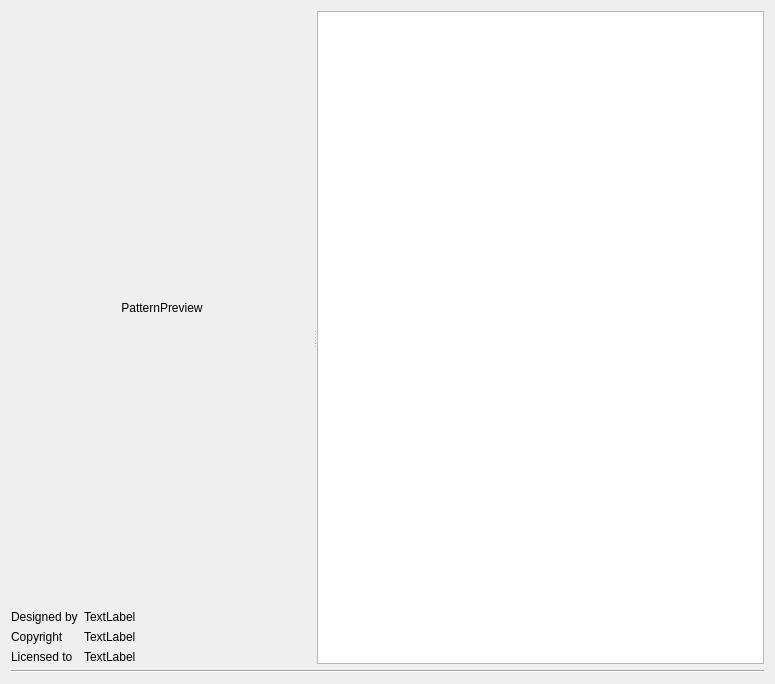
Before: the Qt Designer form ui/ViewerTab.ui in KDE/pvfviewer, drawn with Qt 5.
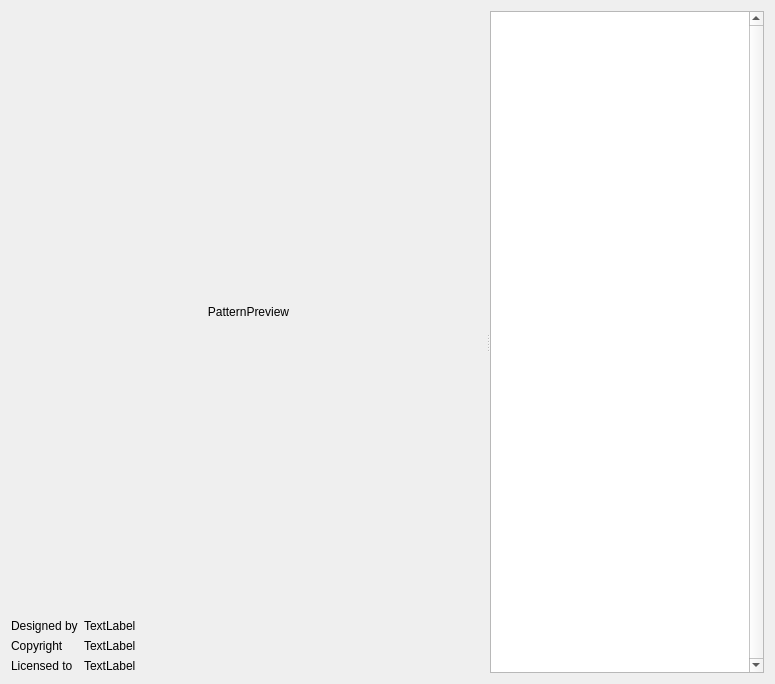
After: the same form once the commit is applied.

```diff
--- a/ui/ViewerTab.ui
+++ b/ui/ViewerTab.ui
@@ -13,13 +13,13 @@
   <property name="windowTitle">
    <string>Form</string>
   </property>
-  <layout class="QVBoxLayout" name="verticalLayout_2">
+  <layout class="QHBoxLayout" name="horizontalLayout">
    <item>
     <widget class="QSplitter" name="splitter">
      <property name="orientation">
       <enum>Qt::Horizontal</enum>
      </property>
-     <widget class="QWidget" name="">
+     <widget class="QWidget" name="layoutWidget">
       <layout class="QVBoxLayout" name="verticalLayout">
        <item>
         <widget class="QLabel" name="PatternPreview">
@@ -131,19 +131,25 @@
       </layout>
      </widget>
      <widget class="QListWidget" name="PagesList">
-      <property name="minimumSize">
-       <size>
-        <width>0</width>
-        <height>0</height>
-       </size>
+      <property name="autoFillBackground">
+       <bool>false</bool>
       </property>
-      <property name="accessibleDescription">
+      <property name="styleSheet">
        <string notr="true"/>
       </property>
+      <property name="verticalScrollBarPolicy">
+       <enum>Qt::ScrollBarAlwaysOn</enum>
+      </property>
+      <property name="horizontalScrollBarPolicy">
+       <enum>Qt::ScrollBarAlwaysOff</enum>
+      </property>
       <property name="sizeAdjustPolicy">
-       <enum>QAbstractScrollArea::AdjustIgnored</enum>
+       <enum>QAbstractScrollArea::AdjustToContents</enum>
       </property>
-      <property name="showDropIndicator" stdset="0">
+      <property name="autoScrollMargin">
+       <number>16</number>
+      </property>
+      <property name="alternatingRowColors">
        <bool>false</bool>
       </property>
       <property name="dragDropMode">
@@ -156,7 +162,10 @@
        <enum>QAbstractItemView::ScrollPerPixel</enum>
       </property>
       <property name="spacing">
-       <number>10</number>
+       <number>0</number>
+      </property>
+      <property name="uniformItemSizes">
+       <bool>true</bool>
       </property>
       <property name="itemAlignment">
        <set>Qt::AlignHCenter</set>
@@ -164,13 +173,6 @@
      </widget>
     </widget>
    </item>
-   <item>
-    <widget class="Line" name="line">
-     <property name="orientation">
-      <enum>Qt::Horizontal</enum>
-     </property>
-    </widget>
-   </item>
   </layout>
  </widget>
  <resources/>
```
Left out of the diff: 6 changed lines with no effect on the pictures.
